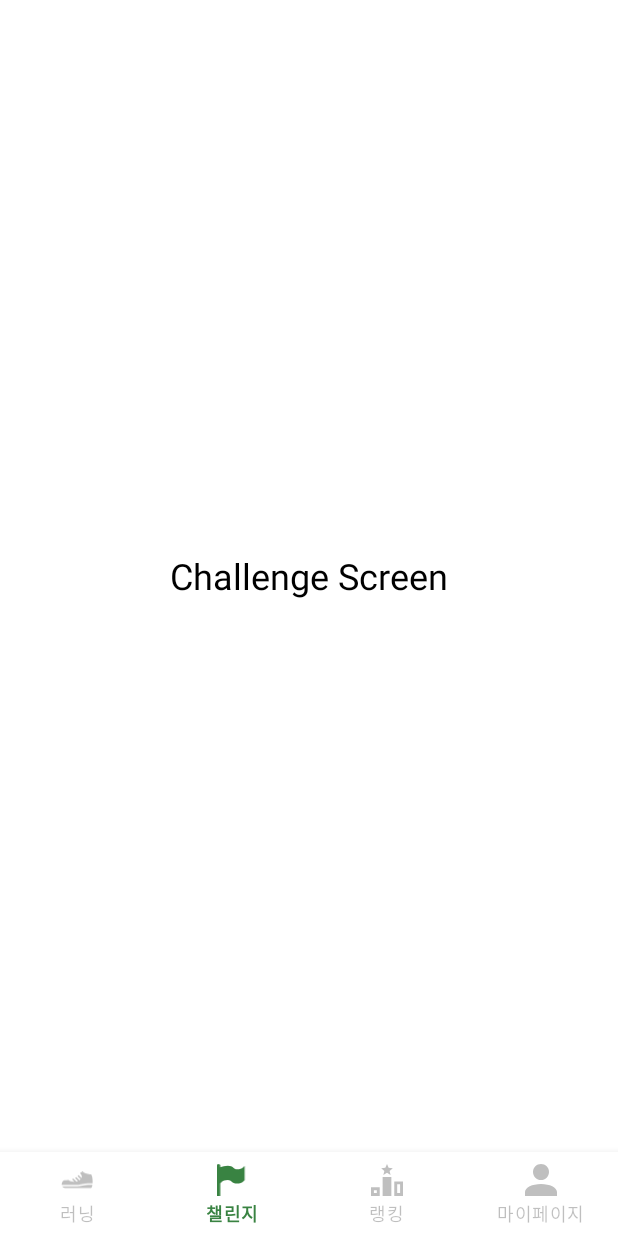
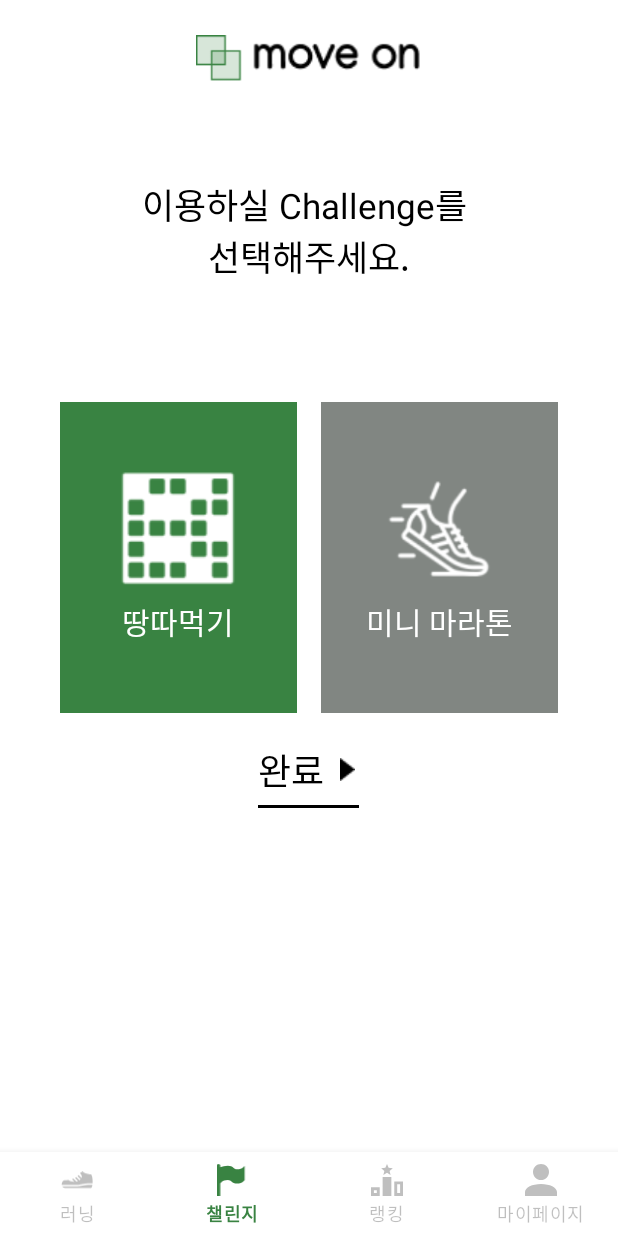
Before and after one commit to yoonjiseok/MoveOn_FE, an Android app: the screen it shows after launch (MainActivity), item 2 of the bottom bar chosen, on a phone screen of 412 x 824 dp. Run offline under Robolectric (Android 15) with nearby library versions, the light colour scheme and no system bars; 1 statement that could not run was skipped.

Commit message:
chore : Add 채린지 화면 구현

```diff
--- a/app/build.gradle.kts
+++ b/app/build.gradle.kts
@@ -43,6 +43,7 @@ dependencies {
     //url 저장
     implementation ("com.github.bumptech.glide:glide:4.15.1")
 
+
     implementation("com.sothree.slidinguppanel:library:3.4.0")
     implementation("androidx.fragment:fragment-ktx:1.6.1")
     implementation(libs.androidx.core.ktx)
--- a/app/src/main/res/layout/fragment_challenge.xml
+++ b/app/src/main/res/layout/fragment_challenge.xml
@@ -1,14 +1,127 @@
 <?xml version="1.0" encoding="utf-8"?>
 <LinearLayout xmlns:android="http://schemas.android.com/apk/res/android"
+    xmlns:tools="http://schemas.android.com/tools"
     android:layout_width="match_parent"
     android:layout_height="match_parent"
-    android:gravity="center"
-    android:orientation="vertical">
+    android:orientation="vertical"
+    android:gravity="center_horizontal"
+    android:padding="20dp">
 
+    <!-- 상단 로고 -->
+    <ImageView
+        android:id="@+id/refresh_icon"
+        android:layout_width="150dp"
+        android:layout_height="35dp"
+        android:src="@drawable/logo_letter"
+        android:layout_marginTop="3dp"
+        android:contentDescription="로고" />
+
+    <!-- 텍스트뷰 -->
     <TextView
+        android:id="@+id/titleText"
         android:layout_width="wrap_content"
         android:layout_height="wrap_content"
-        android:text="Challenge Screen"
-        android:textSize="24sp"
-        android:textColor="#000000" />
+        android:text="이용하실 Challenge를 \n선택해주세요."
+        android:textSize="23sp"
+        android:textColor="#000000"
+        android:layout_marginTop="20dp"
+        android:gravity="center"
+        android:layout_margin="60dp"/>
+
+    <!-- 버튼 대체 레이아웃 -->
+    <LinearLayout
+        android:layout_width="match_parent"
+        android:layout_height="wrap_content"
+        android:orientation="horizontal"
+        android:gravity="center"
+        android:layout_marginTop="20dp">
+
+        <!-- 버튼 1: 땅따먹기 -->
+        <LinearLayout
+            android:id="@+id/btnGame"
+            android:layout_width="158dp"
+            android:layout_height="207dp"
+            android:orientation="vertical"
+            android:gravity="center"
+            android:background="#398342"
+            android:layout_marginEnd="8dp">
+
+            <ImageView
+                android:layout_width="77dp"
+                android:layout_height="77dp"
+                android:src="@drawable/ic_game"
+                android:layout_marginBottom="8dp"/>
+
+            <TextView
+                android:layout_width="wrap_content"
+                android:layout_height="wrap_content"
+                android:text="땅따먹기"
+                android:textColor="@android:color/white"
+                android:textSize="20sp"/>
+        </LinearLayout>
+
+        <!-- 버튼 2: 미니 마라톤 -->
+        <LinearLayout
+            android:id="@+id/btnGame2"
+            android:layout_width="158dp"
+            android:layout_height="207dp"
+            android:orientation="vertical"
+            android:gravity="center"
+            android:background="#818682"
+            android:layout_marginStart="8dp">
+
+            <ImageView
+                android:layout_width="77dp"
+                android:layout_height="77dp"
+                android:src="@drawable/ic_shoes"
+                android:layout_marginBottom="8dp"/>
+
+            <TextView
+                android:layout_width="wrap_content"
+                android:layout_height="wrap_content"
+                android:text="미니 마라톤"
+                android:textColor="@android:color/white"
+                android:textSize="20sp"/>
+        </LinearLayout>
+    </LinearLayout>
+
+    <!-- 완료와 화살표 -->
+    <LinearLayout
+        android:layout_width="wrap_content"
+        android:layout_height="wrap_content"
+        android:orientation="vertical"
+        android:gravity="center"
+        android:layout_marginTop="20dp">
+
+        <!-- 완료 텍스트와 화살표 -->
+        <LinearLayout
+            android:layout_width="wrap_content"
+            android:layout_height="wrap_content"
+            android:orientation="horizontal"
+            android:gravity="center">
+
+            <TextView
+                android:id="@+id/btnComplete"
+                android:layout_width="wrap_content"
+                android:layout_height="wrap_content"
+                android:text="완료"
+                android:textSize="24sp"
+                android:textColor="#000000"/>
+
+            <!-- 화살표 아이콘 -->
+            <ImageView
+                android:layout_width="15dp"
+                android:layout_height="15dp"
+                android:src="@drawable/ic_correct"
+                android:layout_marginStart="8dp"
+                android:contentDescription="화살표" />
+        </LinearLayout>
+
+        <!-- 밑줄 -->
+        <View
+            android:layout_width="match_parent"
+            android:layout_height="2dp"
+            android:background="#000000"
+            android:layout_marginTop="5dp"/>
+    </LinearLayout>
 </LinearLayout>
```
Also changed, not shown: app/src/main/res/drawable/ic_correct.png (added), app/src/main/res/drawable/ic_game.png (added), app/src/main/res/drawable/ic_shoes.png (added), app/src/main/res/drawable/logo_letter.png (added).
